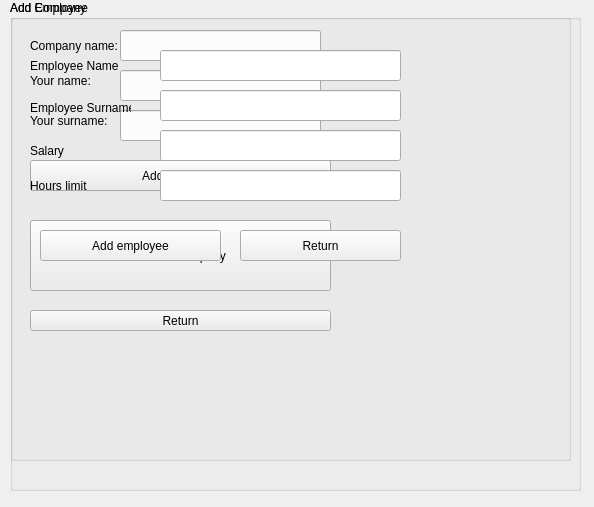
Qt form Comcalen/AddCompany.ui (Rolkarolka/Comcalen) before a commit.
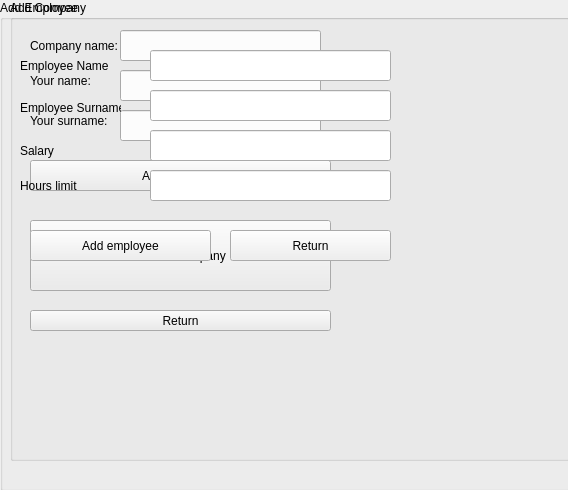
The same form after that commit. Icons and pictures are not drawn.

What changed in the file:
```diff
--- a/Comcalen/AddCompany.ui
+++ b/Comcalen/AddCompany.ui
@@ -6,8 +6,8 @@
    <rect>
     <x>0</x>
     <y>0</y>
-    <width>594</width>
-    <height>507</height>
+    <width>568</width>
+    <height>490</height>
    </rect>
   </property>
   <property name="windowTitle">
@@ -22,6 +22,9 @@
      <height>461</height>
     </rect>
    </property>
+   <property name="styleSheet">
+    <string notr="true">QGroupBox{background:url(:/Comcalen/background.jpg)}</string>
+   </property>
    <property name="title">
     <string>Add Company</string>
    </property>
@@ -137,12 +140,15 @@
   <widget class="QGroupBox" name="adding_employee">
    <property name="geometry">
     <rect>
-     <x>10</x>
+     <x>0</x>
      <y>0</y>
      <width>571</width>
      <height>491</height>
     </rect>
    </property>
+   <property name="styleSheet">
+    <string notr="true">QGroupBox{background:url(:/Comcalen/background.jpg)}</string>
+   </property>
    <property name="title">
     <string>Add Employee</string>
    </property>
```
Left out of the diff: 4 changed lines with no effect on the pictures.
